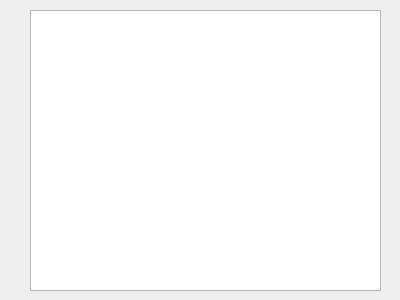
First picture: the form in src/nmlist.ui, repository palinek/nm-tray, before the edit.
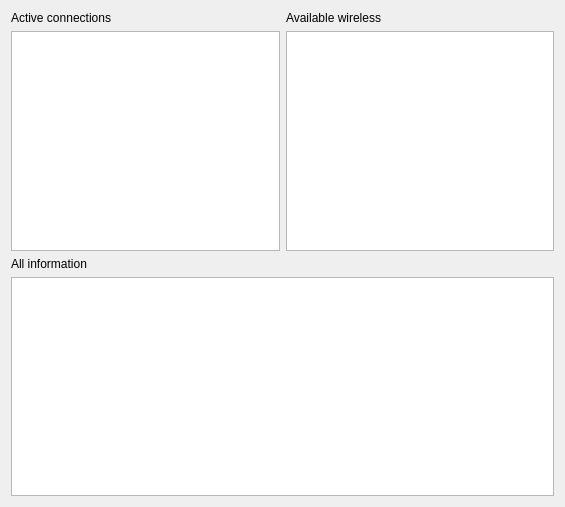
Second picture: the form after the edit.

Commit message: activation & deactivation of existing connection

Patch:
```diff
--- a/src/nmlist.ui
+++ b/src/nmlist.ui
@@ -6,23 +6,49 @@
    <rect>
     <x>0</x>
     <y>0</y>
-    <width>400</width>
-    <height>300</height>
+    <width>565</width>
+    <height>507</height>
    </rect>
   </property>
   <property name="windowTitle">
    <string>Dialog</string>
   </property>
-  <widget class="QTreeView" name="treeView">
-   <property name="geometry">
-    <rect>
-     <x>30</x>
-     <y>10</y>
-     <width>351</width>
-     <height>281</height>
-    </rect>
-   </property>
-  </widget>
+  <layout class="QGridLayout" name="gridLayout_2">
+   <item row="2" column="0">
+    <widget class="QLabel" name="labelAll">
+     <property name="text">
+      <string>All information</string>
+     </property>
+    </widget>
+   </item>
+   <item row="1" column="0">
+    <widget class="QListView" name="listActive"/>
+   </item>
+   <item row="0" column="0">
+    <widget class="QLabel" name="labelActive">
+     <property name="text">
+      <string>Active connections</string>
+     </property>
+    </widget>
+   </item>
+   <item row="1" column="1">
+    <widget class="QListView" name="listWifi"/>
+   </item>
+   <item row="0" column="1">
+    <widget class="QLabel" name="labelWifi">
+     <property name="text">
+      <string>Available wireless</string>
+     </property>
+    </widget>
+   </item>
+   <item row="3" column="0" colspan="2">
+    <widget class="QTreeView" name="treeView">
+     <attribute name="headerVisible">
+      <bool>false</bool>
+     </attribute>
+    </widget>
+   </item>
+  </layout>
  </widget>
  <resources/>
  <connections/>
```
The commit also changes 7 other files.
